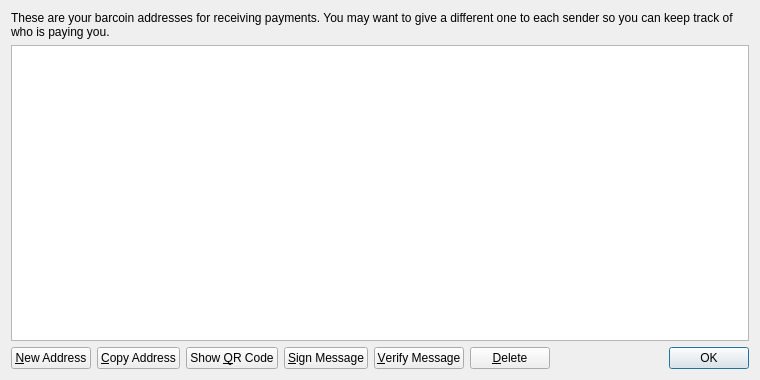
Old version of the form src/qt/forms/addressbookpage.ui in the repository ozman911/karacoin.
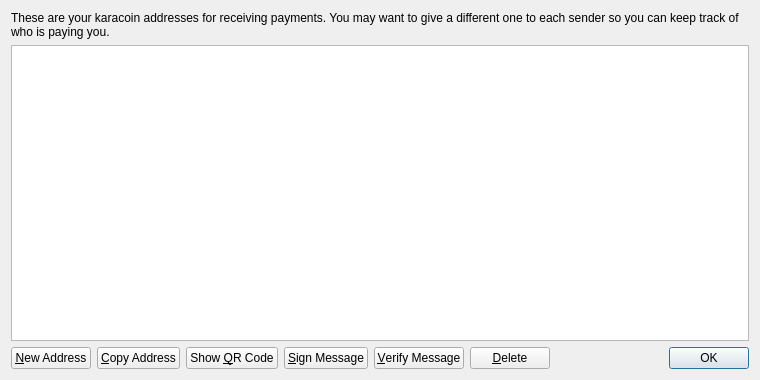
New version of the form. Icons and pictures are not drawn.

What changed in the file:
```diff
--- a/src/qt/forms/addressbookpage.ui
+++ b/src/qt/forms/addressbookpage.ui
@@ -17,7 +17,7 @@
    <item>
     <widget class="QLabel" name="labelExplanation">
      <property name="text">
-      <string>These are your barcoin addresses for receiving payments. You may want to give a different one to each sender so you can keep track of who is paying you.</string>
+      <string>These are your karacoin addresses for receiving payments. You may want to give a different one to each sender so you can keep track of who is paying you.</string>
      </property>
      <property name="textFormat">
       <enum>Qt::PlainText</enum>
```
